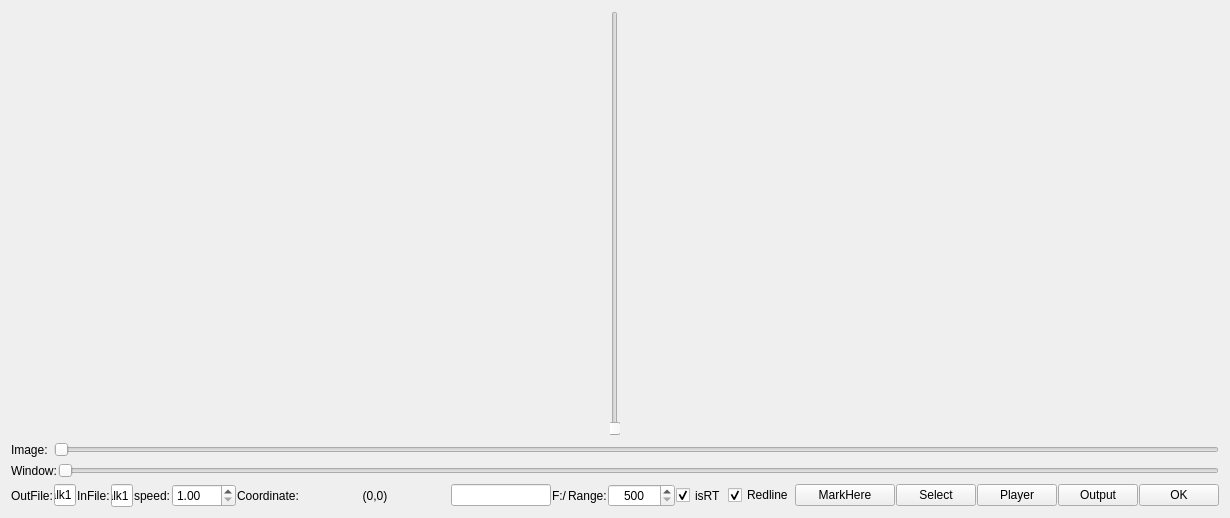
Qt form ImuDataProcesser/widget.ui (lvvou/ImuDAQ-ImuDataProcesser) before a commit.
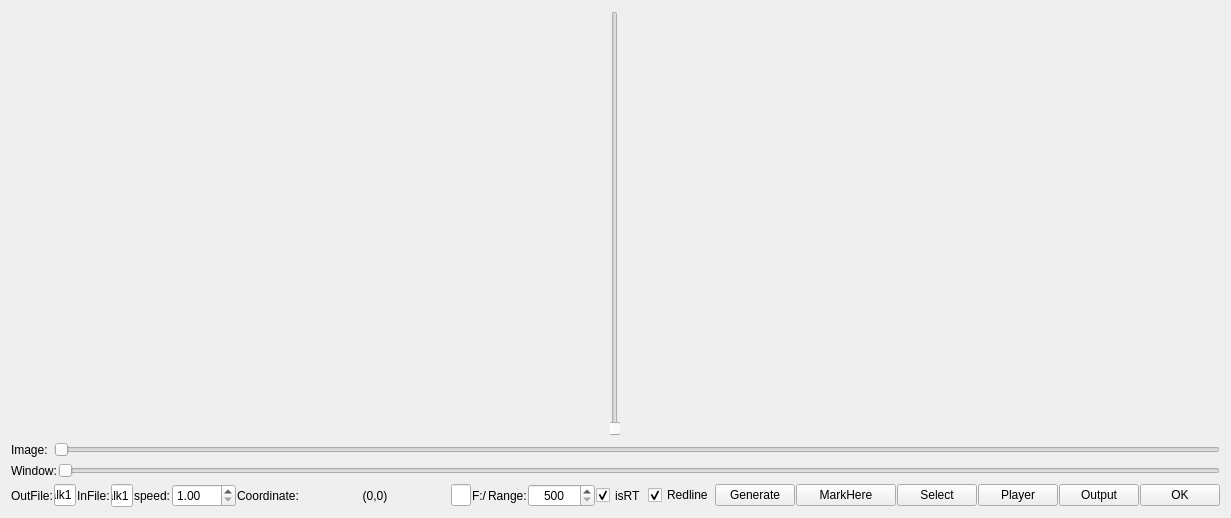
The same form after that commit.

```diff
--- a/ImuDataProcesser/widget.ui
+++ b/ImuDataProcesser/widget.ui
@@ -6,7 +6,7 @@
    <rect>
     <x>0</x>
     <y>0</y>
-    <width>1026</width>
+    <width>1122</width>
     <height>518</height>
    </rect>
   </property>
@@ -219,7 +219,7 @@
       <widget class="QLineEdit" name="lineEdit_2">
        <property name="minimumSize">
         <size>
-         <width>100</width>
+         <width>20</width>
          <height>0</height>
         </size>
        </property>
@@ -307,6 +307,13 @@
        </property>
       </widget>
      </item>
+     <item>
+      <widget class="QPushButton" name="GeneratepushButton">
+       <property name="text">
+        <string>Generate</string>
+       </property>
+      </widget>
+     </item>
      <item>
       <widget class="QPushButton" name="pushButton_2">
        <property name="minimumSize">
```
